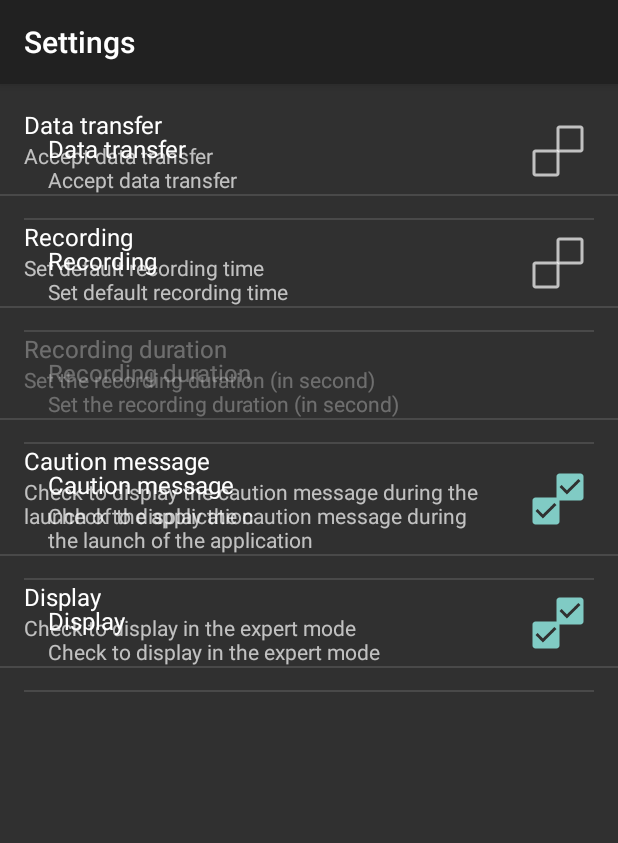
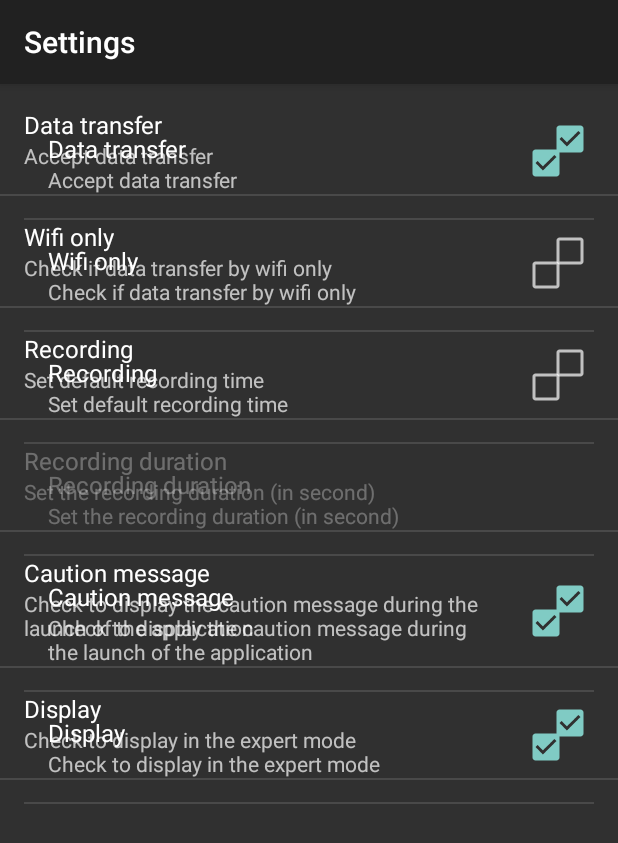
Before and after one commit to Universite-Gustave-Eiffel/NoiseCapture, an Android app: the fragment SettingsFragment placed in its activity, on a phone screen of 412 x 824 dp. Shown: the top 843 px of the screen. Run offline under Robolectric (Android 15) with nearby library versions, the phone set to English and light mode, and no system bars.

Commit message:
Resize sound level 'circle' in the Result activity Add 'Transfer by wifi only' in the Settings

```diff
--- a/app/build.gradle
+++ b/app/build.gradle
@@ -1,13 +1,13 @@
 apply plugin: 'com.android.application'
 
 android {
-    compileSdkVersion 22
+    compileSdkVersion 21
     buildToolsVersion "19.1.0"
 
     defaultConfig {
         applicationId "org.orbisgis.protonomap"
         minSdkVersion 15
-        targetSdkVersion 22
+        targetSdkVersion 21
         versionCode 1
         versionName "1.0"
     }
@@ -37,5 +37,5 @@ dependencies {
     compile 'com.android.support:appcompat-v7:22.0.0'
     compile 'com.github.PhilJay:MPAndroidChart:v2.0.8'
     compile 'com.android.support:support-v4:22.0.0'
-    compile 'org.orbisgis:signal_processing_sos:1.0-SNAPSHOT'
+    //compile 'org.orbisgis:signal_processing_sos:1.0-SNAPSHOT'
 }
--- a/app/src/main/res/layout/activity_results.xml
+++ b/app/src/main/res/layout/activity_results.xml
@@ -158,12 +158,12 @@
 
             <com.github.mikephil.charting.charts.PieChart
             android:id="@+id/NEIChart"
-            android:layout_width="143dp"
+            android:layout_width="120dp"
             android:layout_height="match_parent" />
 
             <com.github.mikephil.charting.charts.PieChart
             android:id="@+id/RNEChart"
-            android:layout_width="216dp"
+            android:layout_width="210dp"
             android:layout_height="match_parent" />
 
         </LinearLayout>
--- a/app/src/main/res/values/strings.xml
+++ b/app/src/main/res/values/strings.xml
@@ -36,6 +36,8 @@
 
     <string name="title_settings_data_transfer">Data transfer</string>
     <string name="summary_settings_data_transfer">Accept data transfer</string>
+    <string name="title_settings_transfer_wifi_only">Wifi only</string>
+    <string name="summary_settings_transfer_wifi_only">Check if data transfer by wifi only</string>
     <string name="title_settings_recording">Recording</string>
     <string name="summary_settings_recording">Set default recording time</string>
     <string name="title_settings_caution">Caution message</string>
--- a/app/src/main/res/xml/settings.xml
+++ b/app/src/main/res/xml/settings.xml
@@ -5,6 +5,12 @@
         android:key="settings_data_transfer"
         android:title="@string/title_settings_data_transfer"
         android:summary="@string/summary_settings_data_transfer"
+        android:defaultValue="true" />
+    <CheckBoxPreference
+        android:key="settings_data_transfer_wifi_only"
+        android:title="@string/title_settings_transfer_wifi_only"
+        android:summary="@string/summary_settings_transfer_wifi_only"
+        android:dependency="settings_data_transfer"
         android:defaultValue="false" />
     <CheckBoxPreference
         android:key="settings_recording"
```
Also changed, not shown: 1 other file.
